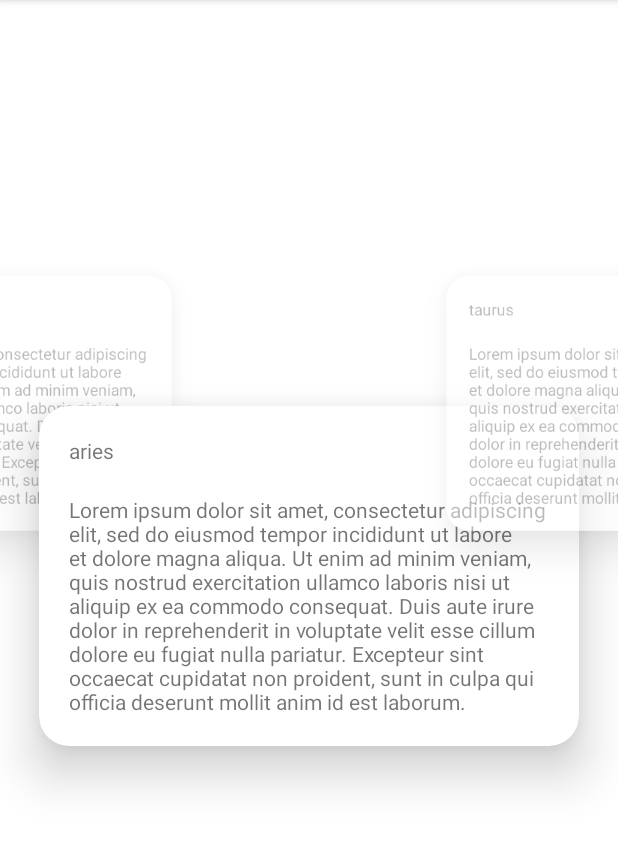
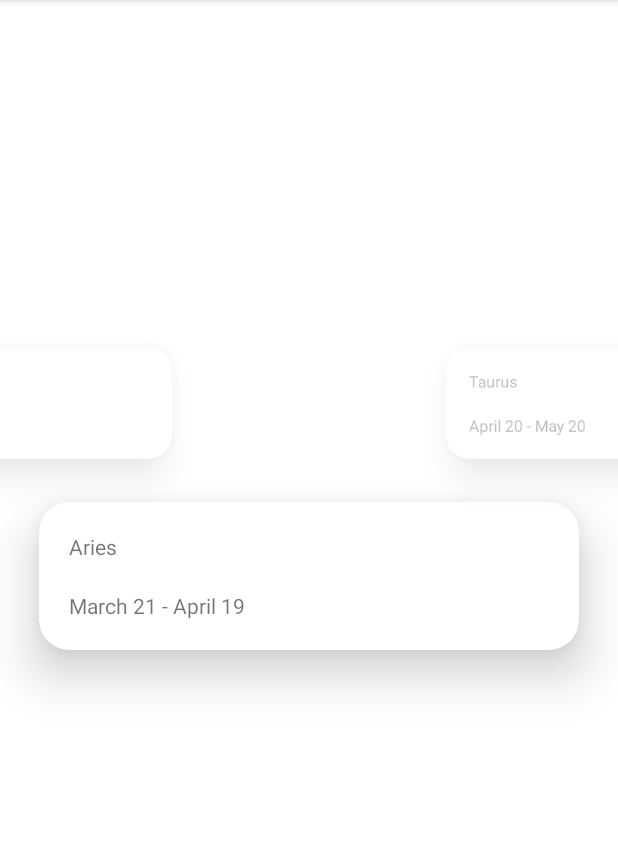
Before and after one commit to Pieisyum25/zodiaque, an Android app: the screen it shows after launch (MainActivity), on a phone screen of 412 x 824 dp, the part 84-936 px from its top. Run offline under Robolectric (Android 15) with nearby library versions, the light colour scheme and no system bars.

Commit message:
Sign data now encapsulated in objects, and pages display dates
Sign data class has fields for name, image resource id, and dates range. This makes it very easy for the page adapter give each sign item fragment the information they need to display.

```diff
--- a/app/src/main/java/com/jumpstopstudios/zodiaque/MainActivity.kt
+++ b/app/src/main/java/com/jumpstopstudios/zodiaque/MainActivity.kt
@@ -1,12 +1,12 @@
 package com.jumpstopstudios.zodiaque
 
 import android.os.Bundle
+import android.util.Log
 import androidx.appcompat.app.AppCompatActivity
 import androidx.navigation.NavController
-import androidx.navigation.findNavController
 import androidx.navigation.fragment.NavHostFragment
-import androidx.navigation.ui.AppBarConfiguration
-import androidx.navigation.ui.setupActionBarWithNavController
+
+const val TAG = "Main"
 
 class MainActivity : AppCompatActivity() {
 
@@ -20,6 +20,7 @@ class MainActivity : AppCompatActivity() {
         // Navigation:
         val navHostFragment = supportFragmentManager.findFragmentById(R.id.nav_host_fragment_container_main) as NavHostFragment
         navController = navHostFragment.navController
+        Log.d(TAG, "Finished Main onCreate")
     }
 
     override fun onSupportNavigateUp(): Boolean {
--- a/app/src/main/java/com/jumpstopstudios/zodiaque/SignItemFragment.kt
+++ b/app/src/main/java/com/jumpstopstudios/zodiaque/SignItemFragment.kt
@@ -1,21 +1,25 @@
 package com.jumpstopstudios.zodiaque
 
 import android.os.Bundle
+import android.util.Log
 import android.view.LayoutInflater
 import android.view.View
 import android.view.ViewGroup
 import androidx.fragment.app.Fragment
 import com.jumpstopstudios.zodiaque.databinding.FragmentSignItemBinding
+import com.jumpstopstudios.zodiaque.model.Sign
 
 class SignItemFragment : Fragment() {
 
     companion object {
 
-        fun newInstance(sign: String): SignItemFragment {
+        fun newInstance(sign: Sign): SignItemFragment {
             val fragment = SignItemFragment()
 
             val args = Bundle()
-            args.putString("sign", sign)
+            args.putString("name", sign.name)
+            args.putInt("image_res_id", sign.imageResId)
+            args.putString("dates_range", sign.datesRange)
             fragment.arguments = args
 
             return fragment
@@ -38,7 +42,8 @@ class SignItemFragment : Fragment() {
     override fun onViewCreated(view: View, savedInstanceState: Bundle?) {
         super.onViewCreated(view, savedInstanceState)
 
-        binding.signItemTitle.text = arguments?.getString("sign")
+        binding.signItemHeader.text = arguments?.getString("name")
+        binding.signItemFooter.text = arguments?.getString("dates_range")
     }
 
     override fun onDestroyView() {
--- a/app/src/main/java/com/jumpstopstudios/zodiaque/SignListFragment.kt
+++ b/app/src/main/java/com/jumpstopstudios/zodiaque/SignListFragment.kt
@@ -1,11 +1,13 @@
 package com.jumpstopstudios.zodiaque
 
 import android.os.Bundle
+import android.util.Log
 import android.view.LayoutInflater
 import android.view.View
 import android.view.ViewGroup
 import androidx.fragment.app.Fragment
 import com.jumpstopstudios.zodiaque.databinding.FragmentSignListBinding
+import com.jumpstopstudios.zodiaque.model.SignItemDatasource
 import com.jumpstopstudios.zodiaque.viewpager.SignPageChangeCallback
 import com.jumpstopstudios.zodiaque.viewpager.SignPageTransformer
 import com.jumpstopstudios.zodiaque.viewpager.SignPageWidthItemDecoration
@@ -23,6 +25,7 @@ class SignListFragment : Fragment() {
         savedInstanceState: Bundle?
     ): View? {
         _binding = FragmentSignListBinding.inflate(inflater, container, false)
+        Log.d(TAG, "Finished List onCreateView")
         return binding.root
     }
 
@@ -32,9 +35,12 @@ class SignListFragment : Fragment() {
      */
     override fun onViewCreated(view: View, savedInstanceState: Bundle?) {
         super.onViewCreated(view, savedInstanceState)
+        Log.d(TAG, "Started List onViewCreate")
 
         binding.signListViewpager.apply {
-            val signs = resources.getStringArray(R.array.signs)
+            Log.d(TAG, "Started List apply")
+            val signs = SignItemDatasource.loadSigns(context)
+            Log.d(TAG, "Finished List datasource load")
             val pageCount = signs.size
             val paddingPageCount = 2
 
@@ -49,7 +55,9 @@ class SignListFragment : Fragment() {
             // Transform and animate pages:
             setPageTransformer(SignPageTransformer(callback))
             addItemDecoration(SignPageWidthItemDecoration())
+            Log.d(TAG, "Finished List apply")
         }
+        Log.d(TAG, "Finished List onViewCreate")
     }
 
     /**
--- /dev/null
+++ b/app/src/main/java/com/jumpstopstudios/zodiaque/model/MainViewModel.kt
@@ -0,0 +1,8 @@
+package com.jumpstopstudios.zodiaque.model
+
+import androidx.lifecycle.ViewModel
+
+class MainViewModel : ViewModel() {
+
+
+}
--- /dev/null
+++ b/app/src/main/java/com/jumpstopstudios/zodiaque/model/Sign.kt
@@ -0,0 +1,10 @@
+package com.jumpstopstudios.zodiaque.model
+
+import androidx.annotation.DrawableRes
+import androidx.annotation.StringRes
+
+data class Sign(
+    val name: String,
+    @DrawableRes val imageResId: Int,
+    val datesRange: String
+)
--- /dev/null
+++ b/app/src/main/java/com/jumpstopstudios/zodiaque/model/SignItemDatasource.kt
@@ -0,0 +1,45 @@
+package com.jumpstopstudios.zodiaque.model
+
+import android.content.Context
+import android.util.Log
+import com.jumpstopstudios.zodiaque.R
+
+object SignItemDatasource {
+
+    private val signDateRangesData: Array<IntArray> = arrayOf(
+        intArrayOf(3, 21, 4, 19),
+        intArrayOf(4, 20, 5, 20),
+        intArrayOf(5, 21, 6, 20),
+        intArrayOf(6, 21, 7, 22),
+        intArrayOf(7, 23, 8, 22),
+        intArrayOf(8, 23, 9, 22),
+        intArrayOf(9, 23, 10, 22),
+        intArrayOf(10, 23, 11, 21),
+        intArrayOf(11, 22, 12, 21),
+        intArrayOf(12, 22, 1, 19),
+        intArrayOf(1, 20, 2, 18),
+        intArrayOf(2, 19, 3, 20)
+    )
+
+    fun loadSigns(context: Context): List<Sign> {
+        val signs = mutableListOf<Sign>()
+        val res = context.resources
+        val names = res.getStringArray(R.array.signs)
+        val months = res.getStringArray(R.array.months)
+
+        for (index in 0..11) {
+            val name = names[index]
+            val imageResId = 0
+
+            val dateRangeData = signDateRangesData[index]
+            val startMonth = months[dateRangeData[0]]
+            val startDay = dateRangeData[1]
+            val endMonth = months[dateRangeData[2]]
+            val endDay = dateRangeData[3]
+            val dateRange = res.getString(R.string.sign_dates_range, startMonth, startDay, endMonth, endDay)
+
+            signs.add(Sign(name, imageResId, dateRange))
+        }
+        return signs
+    }
+}
--- a/app/src/main/java/com/jumpstopstudios/zodiaque/viewpager/SignPagerAdapter.kt
+++ b/app/src/main/java/com/jumpstopstudios/zodiaque/viewpager/SignPagerAdapter.kt
@@ -1,13 +1,15 @@
 package com.jumpstopstudios.zodiaque.viewpager
 
+import android.util.Log
 import androidx.fragment.app.Fragment
 import androidx.fragment.app.FragmentActivity
 import androidx.viewpager2.adapter.FragmentStateAdapter
 import com.jumpstopstudios.zodiaque.SignItemFragment
+import com.jumpstopstudios.zodiaque.model.Sign
 
 class SignPagerAdapter(
     fragmentActivity: FragmentActivity,
-    private val signArray: Array<String>,
+    private val signArray: List<Sign>,
     private val paddingPageCount: Int
 ) : FragmentStateAdapter(fragmentActivity){
 
--- a/app/src/main/res/layout/fragment_sign_item.xml
+++ b/app/src/main/res/layout/fragment_sign_item.xml
@@ -28,17 +28,17 @@
             android:orientation="vertical">
 
             <TextView
-                android:id="@+id/sign_item_title"
+                android:id="@+id/sign_item_header"
                 android:layout_width="match_parent"
                 android:layout_height="wrap_content"
                 android:paddingBottom="@dimen/sign_card_content_margin"
                 tools:text="Aries" />
 
             <TextView
-                android:id="@+id/sign_item_body"
+                android:id="@+id/sign_item_footer"
                 android:layout_width="match_parent"
                 android:layout_height="wrap_content"
-                android:text="@string/filler" />
+                tools:text="@string/filler" />
         </LinearLayout>
 
     </androidx.cardview.widget.CardView>
--- a/app/src/main/res/values/strings.xml
+++ b/app/src/main/res/values/strings.xml
@@ -5,17 +5,36 @@
 
     <!-- Signs -->
     <string-array name="signs">
-        <item>aries</item>
-        <item>taurus</item>
-        <item>gemini</item>
-        <item>cancer</item>
-        <item>leo</item>
-        <item>virgo</item>
-        <item>libra</item>
-        <item>scorpio</item>
-        <item>sagittarius</item>
-        <item>capricorn</item>
-        <item>aquarius</item>
-        <item>pisces</item>
+        <item>Aries</item>
+        <item>Taurus</item>
+        <item>Gemini</item>
+        <item>Cancer</item>
+        <item>Leo</item>
+        <item>Virgo</item>
+        <item>Libra</item>
+        <item>Scorpio</item>
+        <item>Sagittarius</item>
+        <item>Capricorn</item>
+        <item>Aquarius</item>
+        <item>Pisces</item>
+    </string-array>
+
+    <string name="sign_dates_range">%1$s %2$d - %3$s %4$d</string>
+
+    <!-- Months -->
+    <string-array name="months">
+        <item>_</item>
+        <item>January</item>
+        <item>February</item>
+        <item>March</item>
+        <item>April</item>
+        <item>May</item>
+        <item>June</item>
+        <item>July</item>
+        <item>August</item>
+        <item>September</item>
+        <item>October</item>
+        <item>November</item>
+        <item>December</item>
     </string-array>
 </resources>
```
